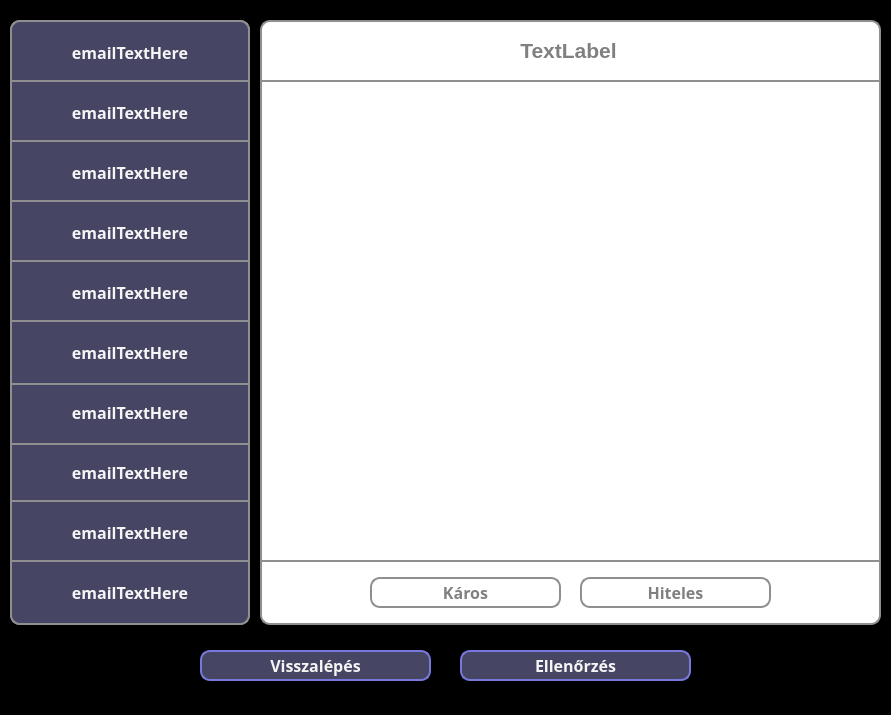
Qt form src/main/resources/ui/yellow/yellowEmailWindow.ui (pkristof1999/Szakdolgozat) before a commit.
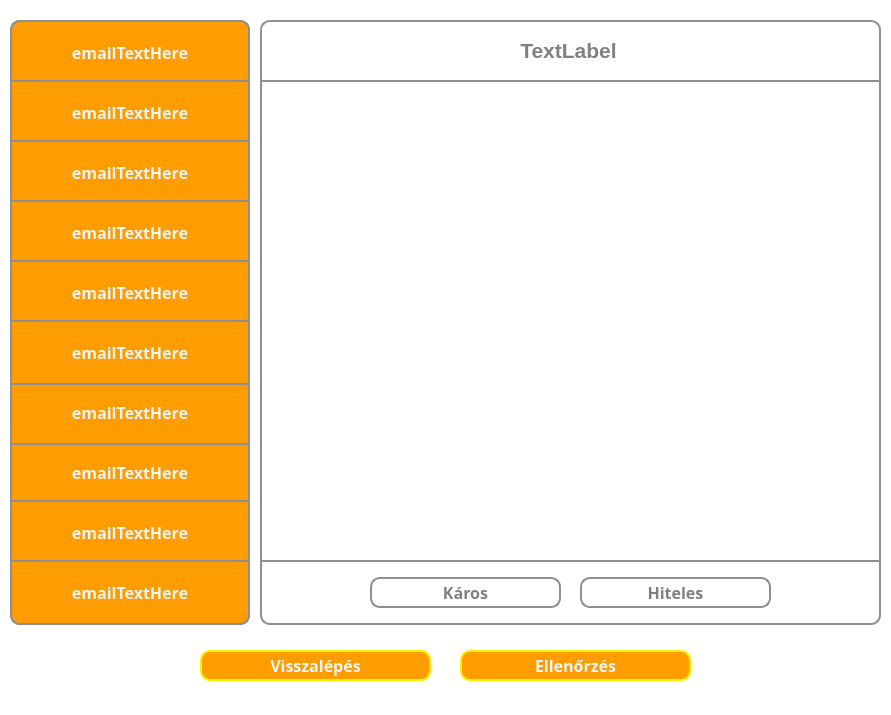
The same form after that commit.

Diff of the .ui file:
```diff
--- a/src/main/resources/ui/yellow/yellowEmailWindow.ui
+++ b/src/main/resources/ui/yellow/yellowEmailWindow.ui
@@ -15,7 +15,7 @@
   </property>
   <property name="styleSheet">
    <string notr="true">* {
-	background-color: black;
+	background-color: white;
 }</string>
   </property>
   <widget class="QWidget" name="centralwidget">
@@ -126,9 +126,9 @@
     <widget class="Line" name="horizontalLine1">
      <property name="geometry">
       <rect>
-       <x>0</x>
+       <x>2</x>
        <y>540</y>
-       <width>621</width>
+       <width>617</width>
        <height>2</height>
       </rect>
      </property>
@@ -139,9 +139,9 @@
     <widget class="Line" name="horizontalLine2">
      <property name="geometry">
       <rect>
-       <x>0</x>
+       <x>2</x>
        <y>60</y>
-       <width>621</width>
+       <width>617</width>
        <height>2</height>
       </rect>
      </property>
@@ -210,7 +210,7 @@
      </property>
      <property name="styleSheet">
       <string notr="true">* {
-	background-color: rgb(70, 70, 100);
+	background-color: #FF9C00;
 	border-radius: 0px;
 	border-top-left-radius: 10px;
 	border-top-right-radius: 10px;
@@ -244,7 +244,7 @@
      </property>
      <property name="styleSheet">
       <string notr="true">* {
-	background-color: rgb(70, 70, 100);
+	background-color: #FF9C00;
 	border-radius: 0px;
 	color: whitesmoke;
 }
@@ -276,7 +276,7 @@
      </property>
      <property name="styleSheet">
       <string notr="true">* {
-	background-color: rgb(70, 70, 100);
+	background-color: #FF9C00;
 	border-radius: 0px;
 	color: whitesmoke;
 }
@@ -308,7 +308,7 @@
      </property>
      <property name="styleSheet">
       <string notr="true">* {
-	background-color: rgb(70, 70, 100);
+	background-color: #FF9C00;
 	border-radius: 0px;
 	color: whitesmoke;
 }
@@ -340,7 +340,7 @@
      </property>
      <property name="styleSheet">
       <string notr="true">* {
-	background-color: rgb(70, 70, 100);
+	background-color: #FF9C00;
 	border-radius: 0px;
 	color: whitesmoke;
 }
@@ -372,7 +372,7 @@
      </property>
      <property name="styleSheet">
       <string notr="true">* {
-	background-color: rgb(70, 70, 100);
+	background-color: #FF9C00;
 	border-radius: 0px;
 	color: whitesmoke;
 }
@@ -404,7 +404,7 @@
      </property>
      <property name="styleSheet">
       <string notr="true">* {
-	background-color: rgb(70, 70, 100);
+	background-color: #FF9C00;
 	border-radius: 0px;
 	color: whitesmoke;
 }
@@ -436,7 +436,7 @@
      </property>
      <property name="styleSheet">
       <string notr="true">* {
-	background-color: rgb(70, 70, 100);
+	background-color: #FF9C00;
 	border-radius: 0px;
 	color: whitesmoke;
 }
@@ -468,7 +468,7 @@
      </property>
      <property name="styleSheet">
       <string notr="true">* {
-	background-color: rgb(70, 70, 100);
+	background-color: #FF9C00;
 	border-radius: 0px;
 	color: whitesmoke;
 }
@@ -500,7 +500,7 @@
      </property>
      <property name="styleSheet">
       <string notr="true">* {
-	background-color: rgb(70, 70, 100);
+	background-color: #FF9C00;
 	border-radius: 0px;
 	border-bottom-left-radius: 10px;
 	border-bottom-right-radius: 10px;
@@ -535,8 +535,8 @@
     </property>
     <property name="styleSheet">
      <string notr="true">* {
-	background-color: rgb(70, 70, 100);
-	border: 2px solid rgb(120, 120, 220);
+	background-color: #FF9C00;
+	border: 2px solid #FFF200;
 	border-radius: 10px;
 	color: whitesmoke;
 	font-size: 16px;
@@ -570,8 +570,8 @@
     </property>
     <property name="styleSheet">
      <string notr="true">* {
-	background-color: rgb(70, 70, 100);
-	border: 2px solid rgb(120, 120, 220);
+	background-color: #FF9C00;
+	border: 2px solid #FFF200;
 	border-radius: 10px;
 	color: whitesmoke;
 	font-size: 16px;
```
Left out of the diff: 56 changed lines with no effect on the pictures.
